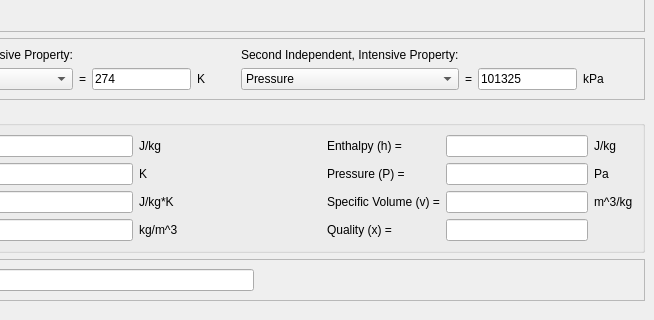
First picture: the form in mainwindow.ui, repository ke7omc/Thermodynamics-Property-Calculator, before the edit; both pictures show x 146 to 800 and y 241 to 561 of the 800 by 774 pixel window.
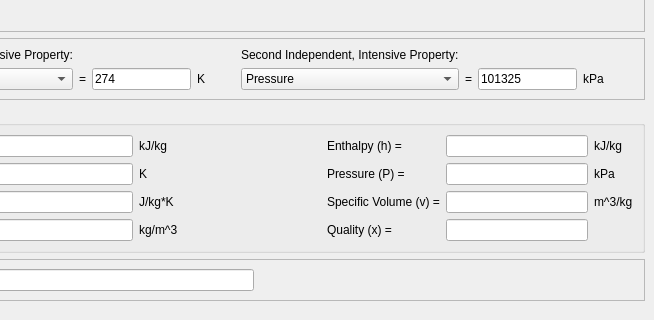
Second picture: the form after the edit.

Commit message: Working unit conversions until entropy.

Diff of the .ui file:
```diff
--- a/mainwindow.ui
+++ b/mainwindow.ui
@@ -139,7 +139,7 @@
        <item row="0" column="2">
         <widget class="QLabel" name="label_internalEnergyUnits">
          <property name="text">
-          <string>J/kg</string>
+          <string>kJ/kg</string>
          </property>
         </widget>
        </item>
@@ -181,14 +181,14 @@
        <item row="0" column="6">
         <widget class="QLabel" name="label_enthalpyUnits">
          <property name="text">
-          <string>J/kg</string>
+          <string>kJ/kg</string>
          </property>
         </widget>
        </item>
        <item row="1" column="6">
         <widget class="QLabel" name="label_pressureUnits">
          <property name="text">
-          <string>Pa</string>
+          <string>kPa</string>
          </property>
         </widget>
        </item>
```
The commit also changes 1 other file.
